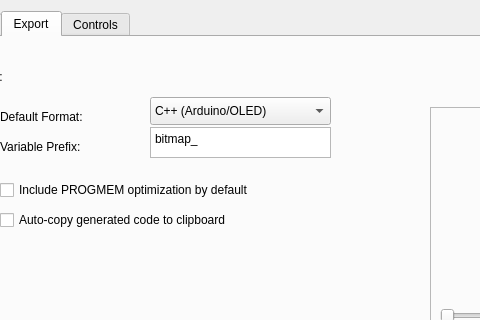
ilertwo/POD2d, file POD2d/settingsdialog.ui: the form before one commit; both pictures show x 133 to 613 and y 0 to 320 of the 1118 by 576 pixel window.
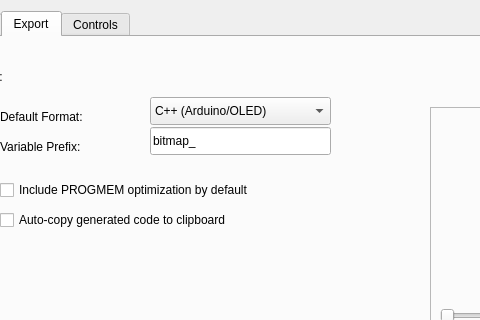
The form after the commit. The open tabs and pages were chosen to show the change.

Patch:
```diff
--- a/POD2d/settingsdialog.ui
+++ b/POD2d/settingsdialog.ui
@@ -418,19 +418,6 @@
         </property>
        </item>
       </widget>
-      <widget class="QPlainTextEdit" name="input_VariablePrefix">
-       <property name="geometry">
-        <rect>
-         <x>270</x>
-         <y>90</y>
-         <width>181</width>
-         <height>31</height>
-        </rect>
-       </property>
-       <property name="plainText">
-        <string>bitmap_</string>
-       </property>
-      </widget>
       <widget class="QCheckBox" name="chk_Progmem">
        <property name="geometry">
         <rect>
@@ -539,6 +526,19 @@
         </property>
        </widget>
       </widget>
+      <widget class="QLineEdit" name="input_VariablePrefix">
+       <property name="geometry">
+        <rect>
+         <x>270</x>
+         <y>90</y>
+         <width>181</width>
+         <height>28</height>
+        </rect>
+       </property>
+       <property name="text">
+        <string>bitmap_</string>
+       </property>
+      </widget>
      </widget>
      <widget class="QWidget" name="controls">
       <attribute name="title">
```
Left out of the diff: 2 changed lines with no effect on the pictures.
